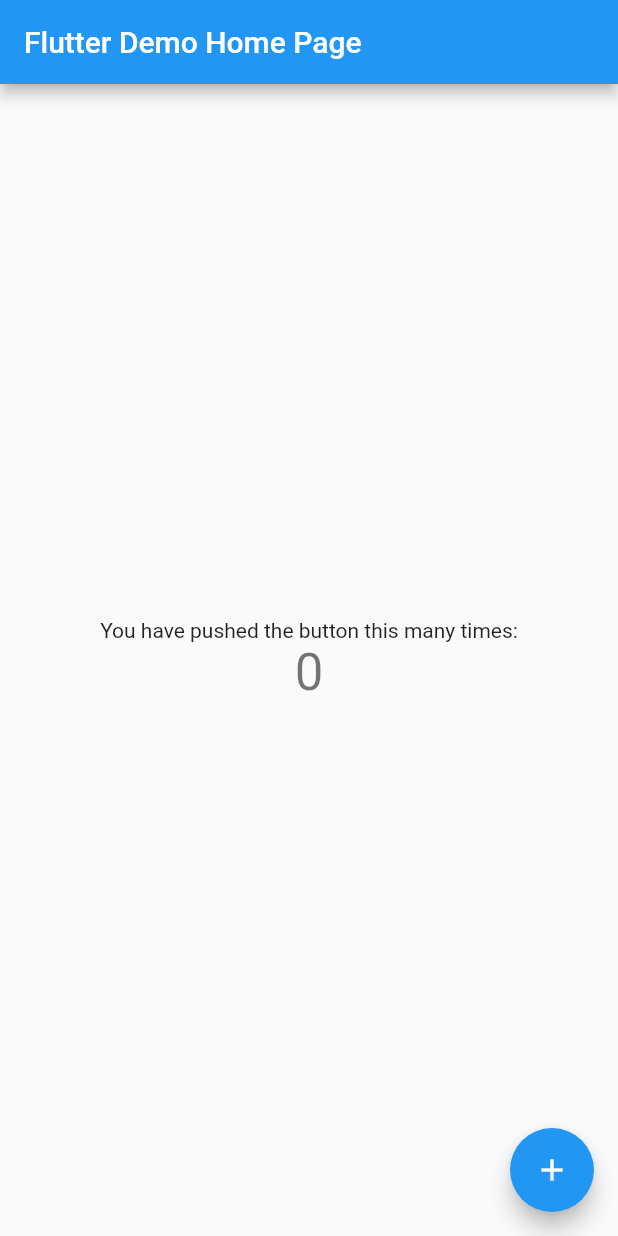
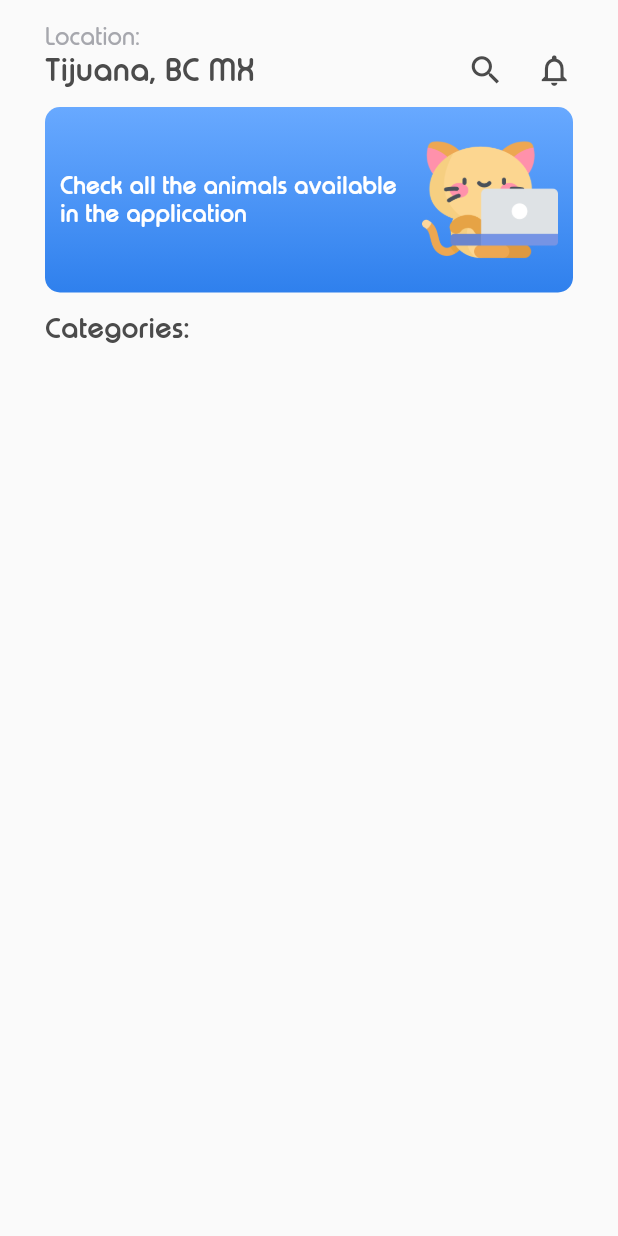
Before and after one commit to shokievarun/nymble_animals_adoption, a Flutter app: the screen it shows after launch, on a phone screen of 412 x 824 dp. Run offline on Flutter 3.47's test engine with Material 2 defaults, Android fonts, the phone set to English and light mode, and no system bars.

Commit message:
Avances en la HomePage, estructura de carpetas.

```diff
--- a/lib/main.dart
+++ b/lib/main.dart
@@ -1,115 +1,15 @@
+import 'package:animals_adoption_flutter/screens/home_page.dart';
 import 'package:flutter/material.dart';
 
-void main() {
-  runApp(const MyApp());
-}
+void main() => runApp(MyApp());
 
 class MyApp extends StatelessWidget {
-  const MyApp({Key? key}) : super(key: key);
-
-  // This widget is the root of your application.
   @override
   Widget build(BuildContext context) {
-    return MaterialApp(
-      title: 'Flutter Demo',
-      theme: ThemeData(
-        // This is the theme of your application.
-        //
-        // Try running your application with "flutter run". You'll see the
-        // application has a blue toolbar. Then, without quitting the app, try
-        // changing the primarySwatch below to Colors.green and then invoke
-        // "hot reload" (press "r" in the console where you ran "flutter run",
-        // or simply save your changes to "hot reload" in a Flutter IDE).
-        // Notice that the counter didn't reset back to zero; the application
-        // is not restarted.
-        primarySwatch: Colors.blue,
-      ),
-      home: const MyHomePage(title: 'Flutter Demo Home Page'),
+    return const MaterialApp(
+      debugShowCheckedModeBanner: false,
+      title: 'Animals Adoption App',
+      home: HomePage()
     );
   }
 }
-
-class MyHomePage extends StatefulWidget {
-  const MyHomePage({Key? key, required this.title}) : super(key: key);
-
-  // This widget is the home page of your application. It is stateful, meaning
-  // that it has a State object (defined below) that contains fields that affect
-  // how it looks.
-
-  // This class is the configuration for the state. It holds the values (in this
-  // case the title) provided by the parent (in this case the App widget) and
-  // used by the build method of the State. Fields in a Widget subclass are
-  // always marked "final".
-
-  final String title;
-
-  @override
-  State<MyHomePage> createState() => _MyHomePageState();
-}
-
-class _MyHomePageState extends State<MyHomePage> {
-  int _counter = 0;
-
-  void _incrementCounter() {
-    setState(() {
-      // This call to setState tells the Flutter framework that something has
-      // changed in this State, which causes it to rerun the build method below
-      // so that the display can reflect the updated values. If we changed
-      // _counter without calling setState(), then the build method would not be
-      // called again, and so nothing would appear to happen.
-      _counter++;
-    });
-  }
-
-  @override
-  Widget build(BuildContext context) {
-    // This method is rerun every time setState is called, for instance as done
-    // by the _incrementCounter method above.
-    //
-    // The Flutter framework has been optimized to make rerunning build methods
-    // fast, so that you can just rebuild anything that needs updating rather
-    // than having to individually change instances of widgets.
-    return Scaffold(
-      appBar: AppBar(
-        // Here we take the value from the MyHomePage object that was created by
-        // the App.build method, and use it to set our appbar title.
-        title: Text(widget.title),
-      ),
-      body: Center(
-        // Center is a layout widget. It takes a single child and positions it
-        // in the middle of the parent.
-        child: Column(
-          // Column is also a layout widget. It takes a list of children and
-          // arranges them vertically. By default, it sizes itself to fit its
-          // children horizontally, and tries to be as tall as its parent.
-          //
-          // Invoke "debug painting" (press "p" in the console, choose the
-          // "Toggle Debug Paint" action from the Flutter Inspector in Android
-          // Studio, or the "Toggle Debug Paint" command in Visual Studio Code)
-          // to see the wireframe for each widget.
-          //
-          // Column has various properties to control how it sizes itself and
-          // how it positions its children. Here we use mainAxisAlignment to
-          // center the children vertically; the main axis here is the vertical
-          // axis because Columns are vertical (the cross axis would be
-          // horizontal).
-          mainAxisAlignment: MainAxisAlignment.center,
-          children: <Widget>[
-            const Text(
-              'You have pushed the button this many times:',
-            ),
-            Text(
-              '$_counter',
-              style: Theme.of(context).textTheme.headline4,
-            ),
-          ],
-        ),
-      ),
-      floatingActionButton: FloatingActionButton(
-        onPressed: _incrementCounter,
-        tooltip: 'Increment',
-        child: const Icon(Icons.add),
-      ), // This trailing comma makes auto-formatting nicer for build methods.
-    );
-  }
-}
--- /dev/null
+++ b/lib/screens/home_page.dart
@@ -0,0 +1,90 @@
+import 'package:animals_adoption_flutter/utils/text_styles.dart';
+import 'package:animals_adoption_flutter/utils/theme_colors.dart';
+import 'package:flutter/material.dart';
+
+
+class HomePage extends StatefulWidget {
+  const HomePage({ Key? key }) : super(key: key);
+
+  @override
+  State<HomePage> createState() => _HomePageState();
+}
+
+class _HomePageState extends State<HomePage> {
+  @override
+  Widget build(BuildContext context) {
+
+    final _size = MediaQuery.of(context).size;
+
+    return Scaffold(
+      body: Padding(
+        padding: const EdgeInsets.symmetric(vertical: 15, horizontal: 30),
+        child: Column(
+          crossAxisAlignment: CrossAxisAlignment.start,
+          children: [
+
+            // Header
+            const Text('Location:', style: TextStyles.titleInformation),
+            Row(
+              mainAxisAlignment: MainAxisAlignment.center,
+              children: [
+                const Text('Tijuana, BC MX', style: TextStyles.titleData),
+                const Spacer(),
+                const Icon(Icons.search, size: 25, color: ThemeColors.darkGray),
+                SizedBox(width: _size.width * 0.05),
+                const Icon(Icons.notifications_none_outlined, size: 25, color: ThemeColors.darkGray)
+              ],
+            ),
+
+            // Principal Image
+            SizedBox(height: _size.height * 0.015),
+            Container(
+              height: _size.height * 0.15,
+              width: _size.width,
+              decoration: BoxDecoration(
+                borderRadius: BorderRadius.circular(10),
+                gradient: ThemeColors.blueGradient
+              ),
+              child: Row(
+                children: [
+                  Expanded(
+                    flex: 5,
+                    child: SizedBox(
+                      height: _size.height * 0.15,
+                      child: Padding(
+                        padding: const EdgeInsets.symmetric(vertical: 10, horizontal: 10),
+                        child: Column(
+                          crossAxisAlignment: CrossAxisAlignment.start,
+                          mainAxisAlignment: MainAxisAlignment.center,
+                          children: const [
+                            Text('Check all the animals available in the application', style: TextStyles.principalContainerTitle)
+                          ],
+                        ),
+                      ),
+                    ),
+                  ),
+                  Expanded(
+                    flex: 2,
+                    child: SizedBox(
+                      height: _size.height * 0.15,
+                      child: Padding(
+                        padding: const EdgeInsets.only(right: 10.0),
+                        child: Image.asset(
+                          'assets/images/animals/kitty.png', fit: BoxFit.contain,
+                          ),
+                      ),
+                    ),
+                  ),
+                ],
+              )
+            ),
+
+            // Body categories
+            SizedBox(height: _size.height * 0.015),
+            const Text('Categories:', style: TextStyles.bodySubtitle),
+          ],
+        ),
+      ),
+    );
+  }
+}
--- /dev/null
+++ b/lib/utils/text_styles.dart
@@ -0,0 +1,33 @@
+import 'package:animals_adoption_flutter/utils/theme_colors.dart';
+import 'package:flutter/material.dart';
+
+abstract class TextStyles{
+
+  static const TextStyle titleInformation = TextStyle(
+    fontFamily: 'TypoRound',
+    fontSize: 16,
+    fontWeight: FontWeight.w500,
+    color: ThemeColors.middleDarkGray
+  );
+
+  static const TextStyle titleData = TextStyle(
+    fontFamily: 'TypoRound',
+    fontSize: 20,
+    fontWeight: FontWeight.w700,
+    color: ThemeColors.darkGray
+  );
+
+  static const TextStyle principalContainerTitle = TextStyle(
+    fontFamily: 'TypoRound',
+    fontSize: 15,
+    fontWeight: FontWeight.w700,
+    color: Colors.white
+  );
+
+  static const TextStyle bodySubtitle = TextStyle(
+    fontFamily: 'TypoRound',
+    fontSize: 18,
+    fontWeight: FontWeight.bold,
+    color: ThemeColors.darkGray
+  );
+}
--- /dev/null
+++ b/lib/utils/theme_colors.dart
@@ -0,0 +1,18 @@
+import 'package:flutter/material.dart';
+
+
+abstract class ThemeColors{
+
+  // Normal Colors
+  static const Color lightGray = Color(0xFFC2C3CA);
+  static const Color middleDarkGray = Color(0xFFA6A7AD);
+  static const Color darkGray = Color(0xFF4B4B4B);
+  static const Color accent = Color(0xff548CFF);
+
+  // Gradients
+  static const LinearGradient blueGradient = LinearGradient(
+    begin: Alignment.topCenter,
+    end: Alignment.bottomCenter,
+    colors: [Color(0xFF68A9FF), Color(0xff2F80ED)],
+  );
+}
```
Also changed, not shown: pubspec.yaml (+10 -9 lines), assets/fonts/typo_round/Typo_Round_Bold_Demo.otf (added), assets/fonts/typo_round/Typo_Round_Bold_Italic_Demo.otf (added), assets/fonts/typo_round/Typo_Round_Regular_Demo.otf (added), assets/images/animals/cat.png (added), assets/images/animals/kitty.png (added), assets/images/animals/panda-bear.png (added), 1 other file.
